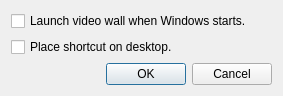
Before: the Qt Designer form client/libclient/src/ui/dialogs/resource_properties/videowall_settings_dialog.ui in networkoptix/nx_open, drawn with Qt 5.
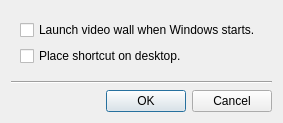
After: the same form once the commit is applied.

Commit message:
VMS-2217: Fixed separator lines in many dialogs
<==== Mercurial data ====>
Branch: dev_3.0.0_gui

Diff of the .ui file:
```diff
--- a/client/libclient/src/ui/dialogs/resource_properties/videowall_settings_dialog.ui
+++ b/client/libclient/src/ui/dialogs/resource_properties/videowall_settings_dialog.ui
@@ -7,12 +7,15 @@
     <x>0</x>
     <y>0</y>
     <width>283</width>
-    <height>93</height>
+    <height>120</height>
    </rect>
   </property>
   <property name="windowTitle">
    <string>Video Wall Settings</string>
   </property>
+  <layout class="QVBoxLayout" name="verticalLayout_2">
+   <item>
+    <widget class="QWidget" name="widget" native="true">
   <layout class="QVBoxLayout" name="verticalLayout">
    <item>
     <widget class="QCheckBox" name="autoRunCheckBox">
@@ -28,6 +31,9 @@
      </property>
     </widget>
    </item>
+     </layout>
+    </widget>
+   </item>
    <item>
     <spacer name="verticalSpacer">
      <property name="orientation">
@@ -36,11 +42,18 @@
      <property name="sizeHint" stdset="0">
       <size>
        <width>20</width>
-       <height>4</height>
+       <height>17</height>
       </size>
      </property>
     </spacer>
    </item>
+   <item>
+    <widget class="Line" name="line">
+     <property name="orientation">
+      <enum>Qt::Horizontal</enum>
+     </property>
+    </widget>
+   </item>
    <item>
     <widget class="QDialogButtonBox" name="buttonBox">
      <property name="orientation">
```
Lines whose indentation alone changed are shown as unchanged. The commit also changes 30 other files.
